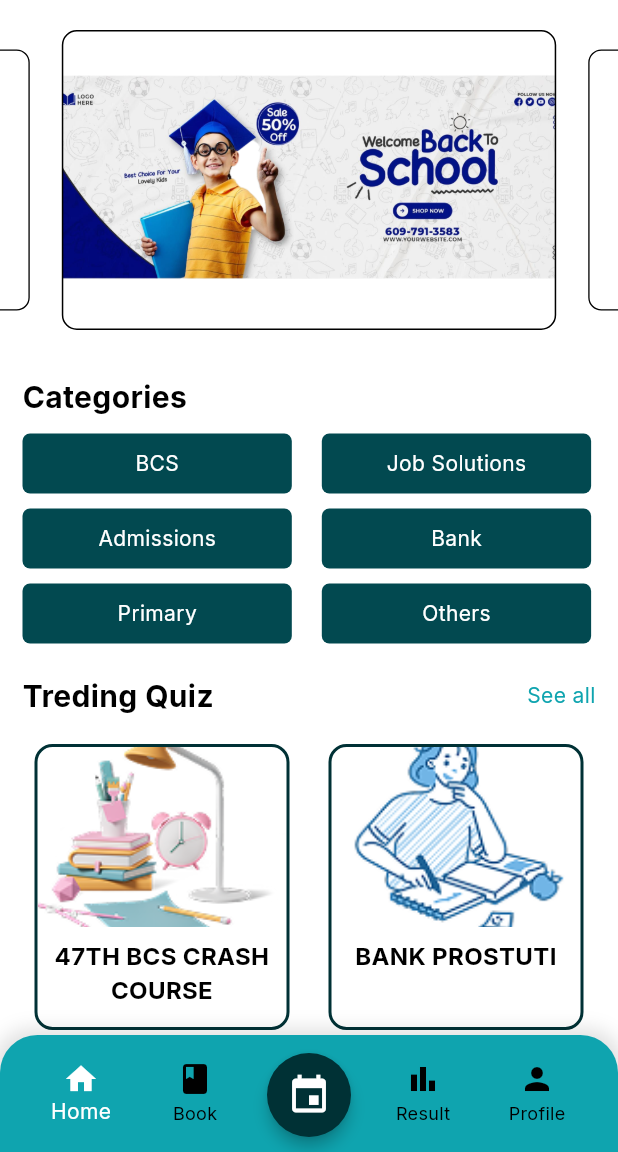
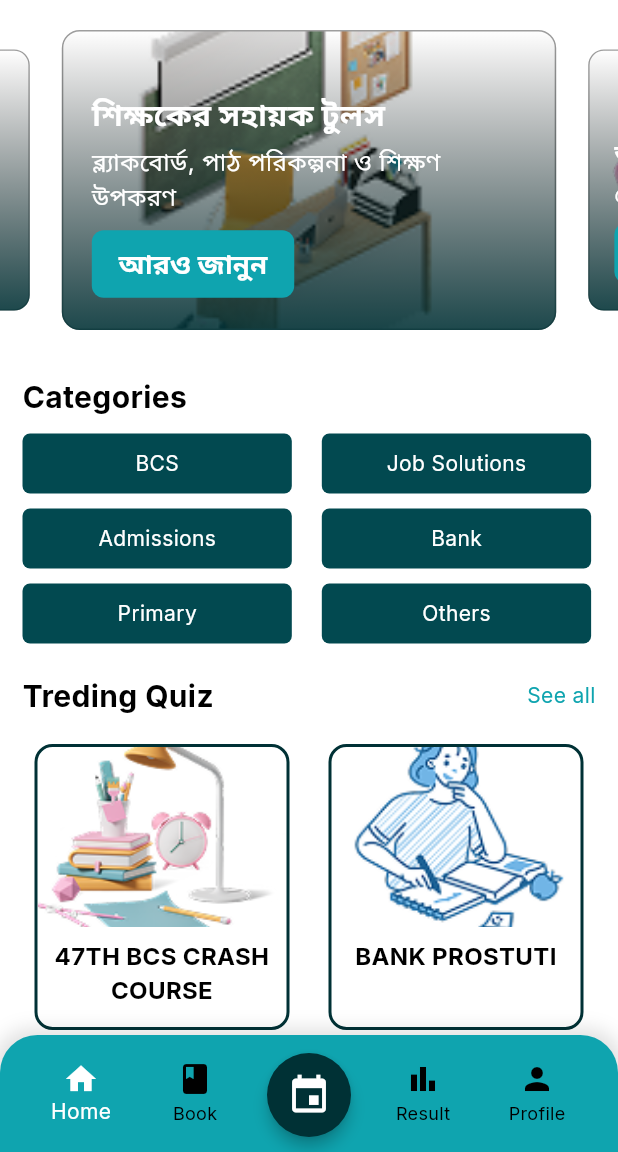
Before and after one commit to Shahabuddin1122/job-ostad, a Flutter app: the screen it shows after launch, on a phone screen of 412 x 824 dp, the part 84-1236 px from its top. Run offline on Flutter 3.47's test engine with Material 3 defaults, Android fonts, the phone set to English and light mode, and no system bars; drawn by our look-alikes of carousel_slider; our stand-ins replace fl_chart, google_fonts, shared_preferences, table_calendar; missing offline and left inert: syncfusion_flutter_pdfviewer.

Commit message:
update corousel slider in home

```diff
--- a/job_ostad/lib/screens/home.dart
+++ b/job_ostad/lib/screens/home.dart
@@ -10,12 +10,6 @@ class Home extends StatelessWidget {
 
   @override
   Widget build(BuildContext context) {
-    final List<String> imageList = [
-      'assets/images/banner_1.png',
-      'assets/images/banner_2.png',
-      'assets/images/banner_2.png',
-    ];
-
     // List of category names
     final List<String> categories = [
       "BCS",
@@ -25,6 +19,41 @@ class Home extends StatelessWidget {
       "Primary",
       "Others",
     ];
+
+    final List<Map<String, String>> banners = [
+      {
+        "image": "assets/images/isometric teacher's desk with blackboard.png",
+        "title": "শিক্ষকের সহায়ক টুলস",
+        "subtitle": "ব্ল্যাকবোর্ড, পাঠ পরিকল্পনা ও শিক্ষণ উপকরণ",
+        "buttonText": "আরও জানুন",
+      },
+      {
+        "image": "assets/images/Online education with notepad.png",
+        "title": "অনলাইন শিক্ষা প্ল্যাটফর্ম",
+        "subtitle": "নোটপ্যাড ব্যবহার করে সহজলভ্য শিক্ষা",
+        "buttonText": "শিখতে শুরু করুন",
+      },
+      {
+        "image": "assets/images/Task management and planner organizing.png",
+        "title": "কর্মপরিকল্পনা ও টাস্ক ম্যানেজমেন্ট",
+        "subtitle": "আপনার অধ্যয়ন পরিকল্পনা সুসংগঠিত করুন",
+        "buttonText": "পরিকল্পনা তৈরি করুন",
+      },
+      {
+        "image": "assets/images/textbook, notepad and pencil.png",
+        "title": "ফ্রি স্টাডি বুকস",
+        "subtitle": "পাঠ্যবই, সহায়ক গাইড ও রিসোর্স সমূহ",
+        "buttonText": "বই পড়ুন",
+      },
+      {
+        "image": "assets/images/Group of people at a workshop.png",
+        "title": "স্টাডি গ্রুপে যোগ দিন",
+        "subtitle": "সহপাঠীদের সাথে শিখুন ও আলোচনা করুন",
+        "buttonText": "গ্রুপে যোগ দিন",
+      },
+    ];
+
+    final String defaultImage = "assets/images/background.png";
 
     return SingleChildScrollView(
       child: Column(
@@ -41,20 +70,80 @@ class Home extends StatelessWidget {
               autoPlayInterval: const Duration(seconds: 3),
             ),
             items:
-                imageList.map((imagePath) {
-                  return Container(
-                    decoration: BoxDecoration(
-                      borderRadius: BorderRadius.circular(10),
-                      border: Border.all(width: 1.0),
-                      image: DecorationImage(
-                        image: AssetImage(imagePath),
-                        fit: BoxFit.cover,
+                banners.map((banner) {
+                  String imagePath =
+                      (banner["image"] != null && banner["image"]!.isNotEmpty)
+                          ? banner["image"]!
+                          : defaultImage;
+
+                  return Stack(
+                    children: [
+                      Container(
+                        decoration: BoxDecoration(
+                          borderRadius: BorderRadius.circular(12),
+                          border: Border.all(width: 1.0, color: Colors.grey),
+                          image: DecorationImage(
+                            image: AssetImage(imagePath),
+                            fit: BoxFit.cover,
+                          ),
+                        ),
                       ),
-                    ),
+                      Container(
+                        decoration: BoxDecoration(
+                          borderRadius: BorderRadius.circular(12),
+                          gradient: LinearGradient(
+                            colors: [
+                              PRIMARY_COLOR.withAlpha(226),
+                              Colors.transparent,
+                            ],
+                            begin: Alignment.bottomCenter,
+                            end: Alignment.topCenter,
+                          ),
+                        ),
+                      ),
+                      Positioned(
+                        bottom: 20,
+                        left: 20,
+                        right: 20,
+                        child: Column(
+                          crossAxisAlignment: CrossAxisAlignment.start,
+                          children: [
+                            Text(
+                              banner["title"]!,
+                              style: TextStyle(
+                                fontSize: 20,
+                                fontWeight: FontWeight.bold,
+                                color: Colors.white,
+                              ),
+                            ),
+                            const SizedBox(height: 5),
+                            Text(
+                              banner["subtitle"]!,
+                              style: TextStyle(
+                                fontSize: 16,
+                                color: Colors.white,
+                              ),
+                            ),
+                            const SizedBox(height: 10),
+                            ElevatedButton(
+                              style: ElevatedButton.styleFrom(
+                                backgroundColor: SECONDARY_BACKGROUND,
+                                shape: RoundedRectangleBorder(
+                                  borderRadius: BorderRadius.circular(8),
+                                ),
+                              ),
+                              onPressed: () {
+                                // Navigate to relevant section
+                              },
+                              child: Text(banner["buttonText"]!),
+                            ),
+                          ],
+                        ),
+                      ),
+                    ],
                   );
                 }).toList(),
           ),
-
           const SizedBox(height: 20),
 
           Padding(
```
Also changed, not shown: job_ostad/assets/images/Group of people at a workshop.png (added), job_ostad/assets/images/Online education with notepad.png (added), job_ostad/assets/images/Task management and planner organizing.png (added), job_ostad/assets/images/background.png (added), job_ostad/assets/images/isometric teacher's desk with blackboard.png (added), job_ostad/assets/images/textbook, notepad and pencil.png (added).
